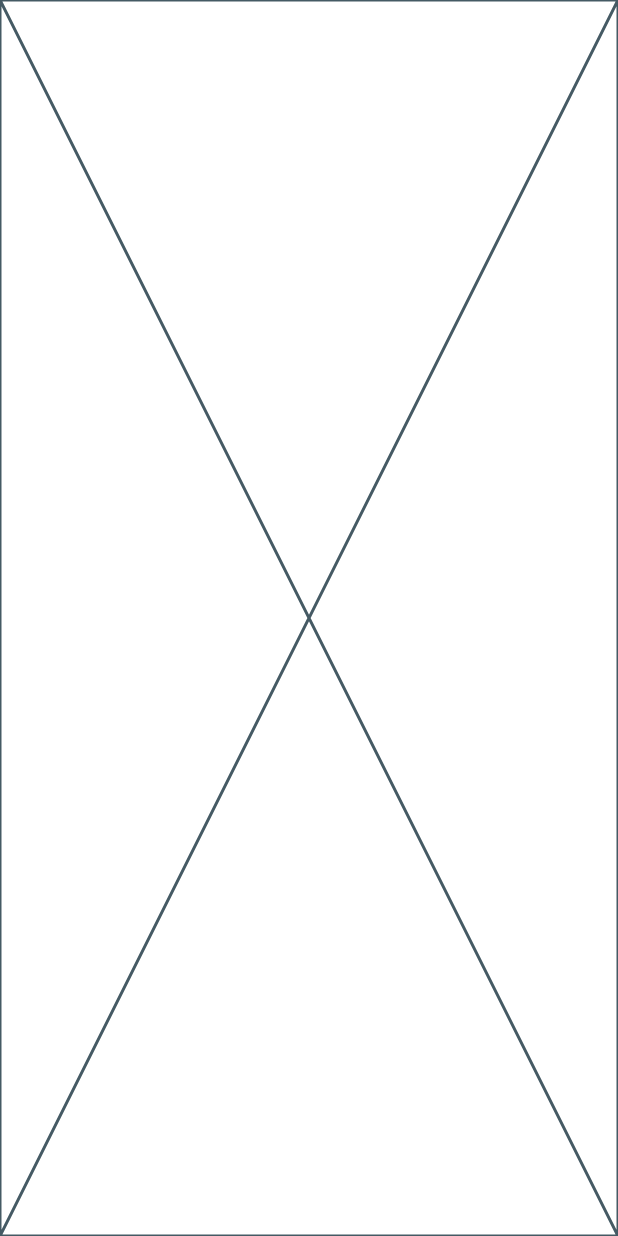
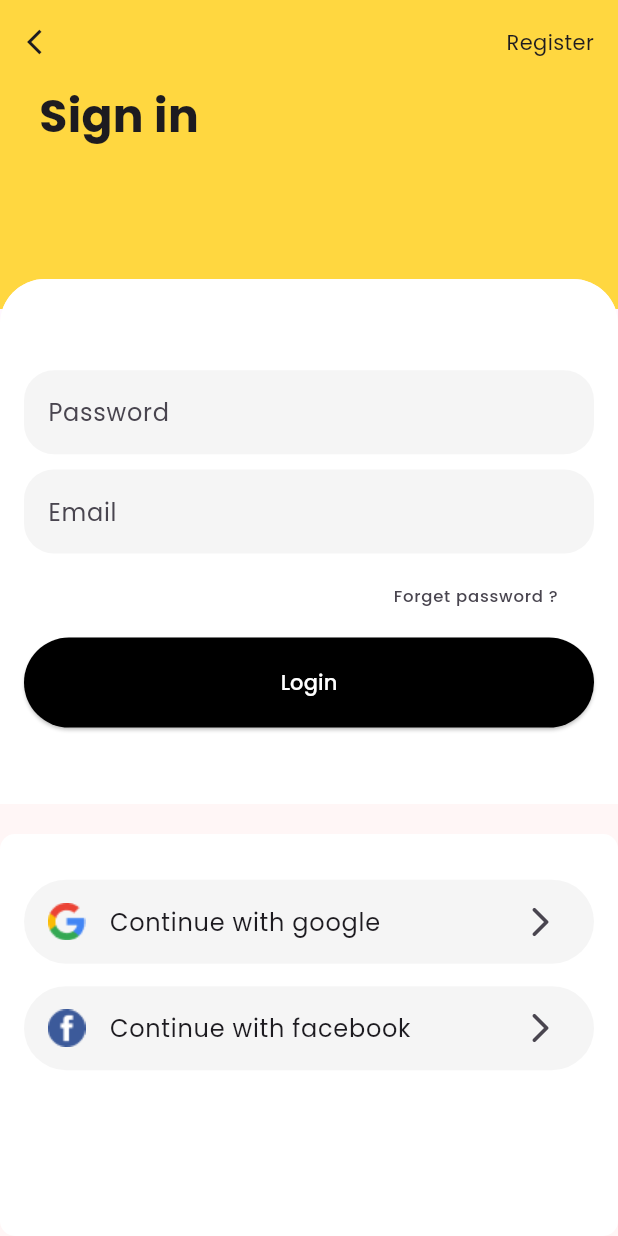
Before and after one commit to Hisamat7/MsMart, a Flutter app: the screen it shows after launch, on a phone screen of 412 x 824 dp. Run offline on Flutter 3.47's test engine with Material 3 defaults, Android fonts, the phone set to English and light mode, and no system bars; our stand-ins replace flutter_screenutil.

Commit message:
created loginpage

```diff
--- a/lib/home.dart
+++ b/lib/home.dart
@@ -1,4 +1,5 @@
 import 'package:flutter/material.dart';
+import 'package:flutter_screenutil/flutter_screenutil.dart';
 
 class Home extends StatefulWidget {
   const Home({super.key});
@@ -8,8 +9,160 @@ class Home extends StatefulWidget {
 }
 
 class _HomeState extends State<Home> {
+  Widget listContainer({
+    required String text,
+    required String image
+  }) {
+    return Container(
+      margin: EdgeInsets.only(bottom: 15),
+      decoration: BoxDecoration(
+          color: Colors.grey[100], borderRadius: BorderRadius.circular(30)),
+      child: ListTile(
+        leading: Image.asset(image),
+        title: Text(text),
+        trailing: Icon(Icons.arrow_forward_ios_rounded),
+      ),
+    );
+  }
+
   @override
   Widget build(BuildContext context) {
-    return const Placeholder();
+    return Scaffold(
+      appBar: AppBar(
+        backgroundColor: Colors.amberAccent,
+        surfaceTintColor: Colors.amberAccent,
+        leading: Icon(
+          Icons.arrow_back_ios,
+          size: 20,
+        ),
+        actions: [
+          Padding(
+            padding: const EdgeInsets.only(right: 16),
+            child: Text("Register"),
+          )
+        ],
+      ),
+      body: Container(
+        child: Stack(
+          children: [
+            Positioned(
+              top: 0,
+              left: 0,
+              right: 0,
+              child: Container(
+                height: 150,
+                width: double.infinity,
+                color: Colors.amberAccent,
+                child: Padding(
+                  padding: const EdgeInsets.only(left: 26),
+                  child: Text(
+                    "Sign in",
+                    style:
+                        TextStyle(fontSize: 30.sp, fontWeight: FontWeight.bold),
+                  ),
+                ),
+              ),
+            ),
+            // Main container
+            Positioned(
+              top:
+                  130, // Adjust this value to position the container below the "Sign in" text
+              left: 0,
+              right: 0,
+              bottom: 0,
+              child: ClipRRect(
+                borderRadius: BorderRadius.only(
+                  topLeft: Radius.circular(30),
+                  topRight: Radius.circular(30),
+                ),
+                child: Container(
+                  decoration: BoxDecoration(
+                    color: const Color.fromARGB(255, 255, 246, 246),
+                  ),
+                  child: Column(
+                    children: [
+                      Container(
+                        height: 350,
+                        decoration: BoxDecoration(
+                          color: Colors.white,
+                        ),
+                        padding: EdgeInsets.only(left: 16, right: 16),
+                        child: Column(
+                          children: [
+                            SizedBox(
+                              height: 60.h,
+                            ),
+                            TextFormField(
+                              decoration: InputDecoration(
+                                fillColor: Colors.grey[100],
+                                filled: true,
+                                hintText: "Password",
+                                border: OutlineInputBorder(
+                                  borderSide: BorderSide.none,
+                                  borderRadius: BorderRadius.circular(20),
+                                ),
+                              ),
+                            ),
+                            SizedBox(
+                              height: 10.h,
+                            ),
+                            TextFormField(
+                              decoration: InputDecoration(
+                                fillColor: Colors.grey[100],
+                                filled: true,
+                                hintText: "Email",
+                                border: OutlineInputBorder(
+                                  borderSide: BorderSide.none,
+                                  borderRadius: BorderRadius.circular(20),
+                                ),
+                              ),
+                            ),
+                            ListTile(
+                              trailing: Text(
+                                "Forget password ?",
+                              ),
+                            ),
+                            ElevatedButton(
+                              onPressed: () {},
+                              child: Text(
+                                "Login",
+                                style: TextStyle(color: Colors.white),
+                              ),
+                              style: ElevatedButton.styleFrom(
+                                  backgroundColor: Colors.black,
+                                  minimumSize: Size(double.infinity, 60)),
+                            )
+                          ],
+                        ),
+                      ),
+                      SizedBox(
+                        height: 20,
+                      ),
+                      Expanded(
+                        child: Container(
+                          decoration: BoxDecoration(
+                              color: Colors.white,
+                              borderRadius: BorderRadius.circular(10)),
+                          padding: EdgeInsets.only(left: 16, right: 16),
+                          child: Column(
+                            children: [
+                              SizedBox(
+                                height: 30.h,
+                              ),
+                              listContainer(text: "Continue with google",image:'asset/image/google-icon 1.png' ),
+                              listContainer(text: "Continue with facebook",image:'asset/image/facebook-3 1.png' ),
+                            ],
+                          ),
+                        ),
+                      )
+                    ],
+                  ),
+                ),
+              ),
+            ),
+          ],
+        ),
+      ),
+    );
   }
 }
--- a/pubspec.yaml
+++ b/pubspec.yaml
@@ -56,7 +56,6 @@ flutter:
 
   # To add assets to your application, add an assets section, like this:
   assets:
-    - asset/
     - asset/fonts/
     - asset/image/
 
```
Also changed, not shown: asset/image/facebook-3 1.png (added), asset/image/google-icon 1.png (added).
